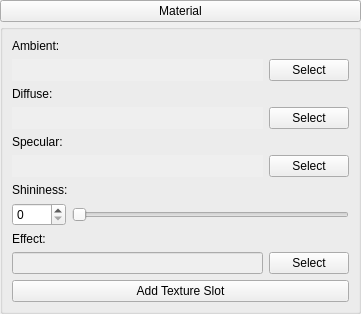
First picture: the form in v2.5/GEAR Studio/MaterialPropertiesTab.ui, repository andyreimann/gear, before the edit.
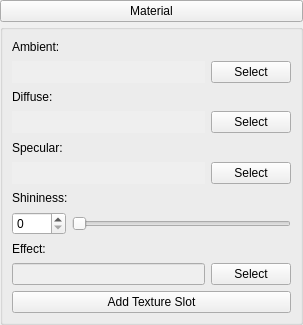
Second picture: the form after the edit.

```diff
--- a/v2.5/GEAR Studio/MaterialPropertiesTab.ui
+++ b/v2.5/GEAR Studio/MaterialPropertiesTab.ui
@@ -6,8 +6,8 @@
    <rect>
     <x>0</x>
     <y>0</y>
-    <width>361</width>
-    <height>296</height>
+    <width>303</width>
+    <height>325</height>
    </rect>
   </property>
   <property name="sizePolicy">
```
